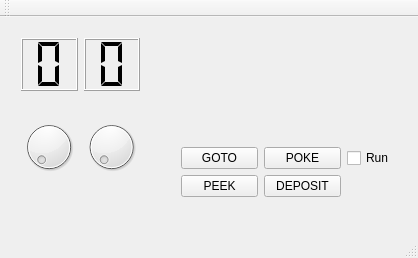
This is mainwindow.ui in lithium/qblinkenbox as Qt 5 draws it before an edit. The edited form follows.
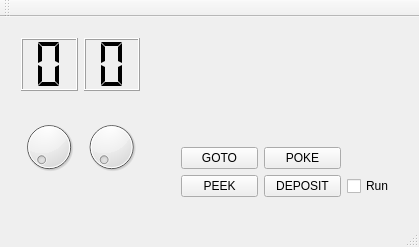
This is the edited form. Icons and pictures are not drawn.

Diff of the .ui file:
```diff
--- a/mainwindow.ui
+++ b/mainwindow.ui
@@ -6,10 +6,22 @@
    <rect>
     <x>0</x>
     <y>0</y>
-    <width>418</width>
-    <height>258</height>
+    <width>419</width>
+    <height>247</height>
    </rect>
   </property>
+  <property name="sizePolicy">
+   <sizepolicy hsizetype="Minimum" vsizetype="Minimum">
+    <horstretch>0</horstretch>
+    <verstretch>0</verstretch>
+   </sizepolicy>
+  </property>
+  <property name="minimumSize">
+   <size>
+    <width>419</width>
+    <height>247</height>
+   </size>
+  </property>
   <property name="windowTitle">
    <string>MainWindow</string>
   </property>
@@ -460,7 +472,7 @@
          </property>
         </widget>
        </item>
-       <item row="0" column="2">
+       <item row="1" column="2">
         <widget class="QCheckBox" name="checkBox">
          <property name="text">
           <string>Run</string>
```
Left out of the diff: 39 changed lines with no effect on the pictures.
